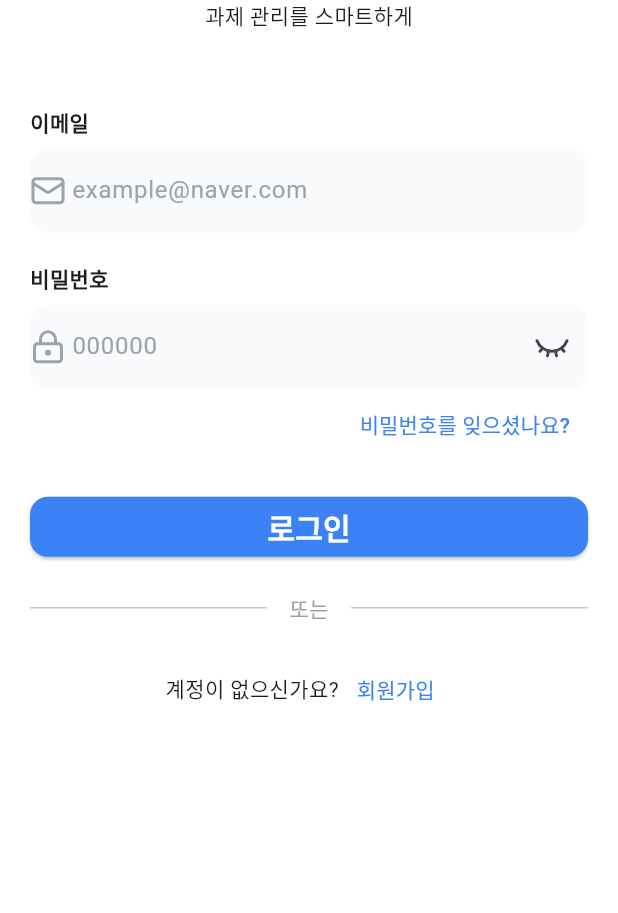
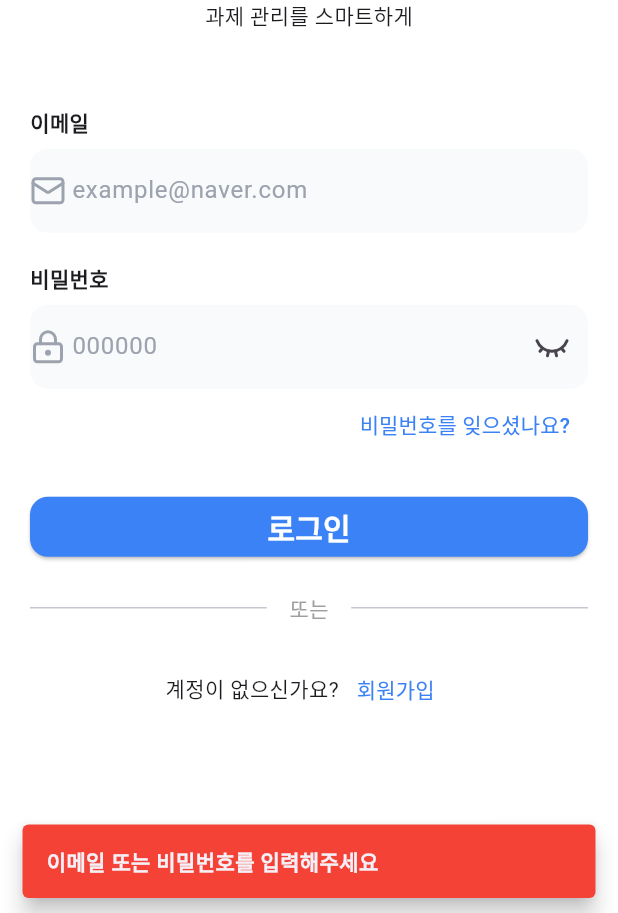
Before and after one commit to SoYoung1218/unitask, a Flutter app: the screen it shows after launch, after a tap on "로그인", on a phone screen of 412 x 824 dp, the part 323-1236 px from its top. Run offline on Flutter 3.47's test engine with Material 3 defaults, Android fonts, the phone set to English and light mode, and no system bars; our stand-ins replace go_router, lucide_icons_flutter.

Commit message:
0507
0507

```diff
--- a/lib/app/router/app_page.dart
+++ b/lib/app/router/app_page.dart
@@ -1,9 +1,12 @@
 import 'package:flutter/material.dart';
+import 'package:task_app/ui/pages/home/home_page.dart';
 import 'package:task_app/ui/pages/login/login_page.dart';
 import 'package:task_app/ui/pages/signup/signup_page.dart';
 
 enum AppPage {
-  login , signup,
+  login,
+  signup,
+  home,
   }
 
 extension AppPageExtension on AppPage {
@@ -12,5 +15,6 @@ extension AppPageExtension on AppPage {
   Widget get page => switch (this) {
     .login => const LoginPage(),
     .signup => const SignupPage(),
+    .home => HomePage(),
   };
 }
--- a/lib/app/router/app_router.dart
+++ b/lib/app/router/app_router.dart
@@ -1,7 +1,5 @@
 import 'package:go_router/go_router.dart';
 import 'package:task_app/app/router/app_page.dart';
-/* import 'package:flutter/material.dart';
-import 'package:task_app/ui/pages/login/login_page.dart'; */
 
 final appRouter = GoRouter(
   initialLocation: AppPage.login.path,
--- a/lib/app/theme/app_theme.dart
+++ b/lib/app/theme/app_theme.dart
@@ -12,6 +12,11 @@ class AppTheme {
     appBarTheme: AppBarTheme(
       backgroundColor: Colors.white,
       foregroundColor: Colors.black,
+      titleTextStyle: TextStyle(
+        fontWeight: .bold,
+        color: Colors.black,
+        fontSize: 24,
+      ),
     ),
     floatingActionButtonTheme: const FloatingActionButtonThemeData(
       foregroundColor: Colors.white,
@@ -46,11 +51,21 @@ class AppTheme {
     brightness: Brightness.dark,
     visualDensity: VisualDensity.adaptivePlatformDensity,
     scaffoldBackgroundColor: _darkBackground,
+    appBarTheme: const AppBarTheme(
+      backgroundColor: Color(0xFF111827),
+      foregroundColor: Colors.white,
+      titleTextStyle: TextStyle(
+        fontWeight: FontWeight.bold,
+        color: Colors.white,
+        fontSize: 24,
+      ), // TextStyle
+    ), // AppBarTheme
 
     // FloatingActionButton 설정
     floatingActionButtonTheme: const FloatingActionButtonThemeData(
       foregroundColor: Colors.white,
       backgroundColor: _primaryColor,
+
     ),
 
     // TextButton 설정
--- a/lib/main.dart
+++ b/lib/main.dart
@@ -18,7 +18,7 @@ class UniTaskApp extends StatelessWidget {
       theme: AppTheme.light,
       darkTheme: AppTheme.dark,
       routerConfig: appRouter,
+      /*debugShowCheckedModeBanner: false, 애뮬 상단 위 디버그 지우는 법*/
     );
   }
 }
-//aa
--- /dev/null
+++ b/lib/models/auth_data.dart
@@ -0,0 +1,92 @@
+// ignore_for_file: public_member_api_docs, sort_constructors_first
+import 'dart:convert';
+
+class AuthData {
+  final String name;
+  final String tokenType;
+  final String accessToken;
+  final String refreshToken;
+  final int expiresAt;
+  final int expiresIn;
+  AuthData({
+    required this.name,
+    required this.tokenType,
+    required this.accessToken,
+    required this.refreshToken,
+    required this.expiresAt,
+    required this.expiresIn,
+  });
+
+  AuthData copyWith({
+    String? name,
+    String? tokenType,
+    String? accessToken,
+    String? refreshToken,
+    int? expiresAt,
+    int? expiresIn,
+  }) {
+    return AuthData(
+      name: name ?? this.name,
+      tokenType: tokenType ?? this.tokenType,
+      accessToken: accessToken ?? this.accessToken,
+      refreshToken: refreshToken ?? this.refreshToken,
+      expiresAt: expiresAt ?? this.expiresAt,
+      expiresIn: expiresIn ?? this.expiresIn,
+    );
+  }
+
+  //스네이크 퍼싱으로 바꾸기 (tokenType -> token_type)
+  Map<String, dynamic> toMap() {
+    return <String, dynamic>{
+      'name': name,
+      'token_type': tokenType,
+      'access_token': accessToken,
+      'refresh_token': refreshToken,
+      'expires_at': expiresAt,
+      'expires_in': expiresIn,
+    };
+  }
+
+  factory AuthData.fromMap(Map<String, dynamic> map) {
+    return AuthData(
+      name: map['name'],
+      tokenType: map['token_type'],
+      accessToken: map['access_token'],
+      refreshToken: map['refresh_token'],
+      expiresAt: map['expires_at'],
+      expiresIn: map['expires_in'],
+    );
+  }
+
+  String toJson() => json.encode(toMap());
+
+  factory AuthData.fromJson(String source) => AuthData.fromMap(json.decode(source) as Map<String, dynamic>);
+
+  @override
+  String toString() {
+    return 'AuthData(name: $name, tokenType: $tokenType, accessToken: $accessToken, refreshToken: $refreshToken, expiresAt: $expiresAt, expiresIn: $expiresIn)';
+  }
+
+  @override
+  bool operator ==(covariant AuthData other) {
+    if (identical(this, other)) return true;
+
+    return
+      other.name == name &&
+      other.tokenType == tokenType &&
+      other.accessToken == accessToken &&
+      other.refreshToken == refreshToken &&
+      other.expiresAt == expiresAt &&
+      other.expiresIn == expiresIn;
+  }
+
+  @override
+  int get hashCode {
+    return name.hashCode ^
+      tokenType.hashCode ^
+      accessToken.hashCode ^
+      refreshToken.hashCode ^
+      expiresAt.hashCode ^
+      expiresIn.hashCode;
+  }
+}
--- a/lib/services/api_services.dart
+++ b/lib/services/api_services.dart
@@ -1,10 +1,12 @@
 import 'dart:convert';
 import 'package:flutter/foundation.dart';
 import 'package:http/http.dart' as http;
+import 'package:task_app/models/auth_data.dart';
 
 class ApiService {
   static final String _hostUrl = 'https://daelim.fleecy.dev/functions/v1';
   static final String _signupUrl = '$_hostUrl/students/signup';
+  static final String _loginUrl = '$_hostUrl/students/loginUrl';
 
   static bool _enableOnce = false;
 
@@ -24,6 +26,7 @@ class ApiService {
         'name' : name,
       }),
     );
+
     final statusCode = response.statusCode;
 
     _enableOnce = false;
@@ -37,4 +40,28 @@ class ApiService {
 
     return true;
   }
+
+  static Future<AuthData?> login({
+    required String email,
+    required String password,
+  }) async {
+    final response = await http.post(
+      Uri.parse(_loginUrl),
+      body: jsonEncode({
+        'email' : email,
+        'password' : password,
+      }),
+    );
+
+    final statusCode = response.statusCode;
+
+    if (statusCode != 200){
+      debugPrint('로그인 API 에러: ${response.body}');
+      return null;
+    }
+
+    debugPrint('로그인 API 성공');
+
+     return AuthData.fromJson(response.body);
+  }
 }
--- a/lib/ui/pages/login/login_page.dart
+++ b/lib/ui/pages/login/login_page.dart
@@ -2,10 +2,11 @@ import 'package:flutter/material.dart';
 import 'package:go_router/go_router.dart';
 import 'package:lucide_icons_flutter/lucide_icons.dart';
 import 'package:task_app/app/extensions/sized_box_extension.dart';
+import 'package:task_app/app/extensions/snackbar_extension.dart';
 import 'package:task_app/app/router/app_page.dart';
+import 'package:task_app/services/api_services.dart';
 import 'package:task_app/ui/common/label_text_field.dart';
 import 'package:task_app/ui/common/text_divider.dart';
-/* import 'package:task_app/app/extensions/snackbar_extension.dart'; */
 
 class LoginPage extends StatefulWidget {
   const LoginPage({super.key});
@@ -15,11 +16,55 @@ class LoginPage extends StatefulWidget {
 }
 
 class _LoginPageState extends State<LoginPage> {
+  final _emailController = TextEditingController();
+  final TextEditingController _pwController = .new();
+
+  @override
+  void dispose () {
+    _emailController.dispose();
+    _pwController.dispose();
+    super.dispose();
+  }
+
+  Future<void> _onLogin() async {
+    final email = _emailController.text.trim();
+    final password = _pwController.text.trim();
+
+    //이메일/비밀번호 값 검증
+    if (email.isEmpty || password.isEmpty){
+      return context.showSnackbar(
+        '이메일 또는 비밀번호를 입력해주세요',
+        isError: true,
+      );
+    }
+
+    final response = await ApiService.login (
+      email: email,
+      password: password,
+    );
+
+    // 로그인 실패 에러 스낵바
+    if (response == null ) {
+      if (mounted) {
+        context.showSnackbar(
+          '로그인을 실패했습니다',
+          isError: true,
+        );
+      }
+      return;
+    }
+
+    // TODO:로그인 성공 => 메인 화면 이동
+    if (mounted) {
+      context.goNamed(AppPage.home.name);
+    }
+  }
+
   @override
   Widget build(BuildContext context) {
     return Scaffold(
       body: Padding(
-        padding: .all(20),
+        padding: const .all(20),
         child: Center(
           child: SingleChildScrollView(
             child: Column(
@@ -34,9 +79,12 @@ class _LoginPageState extends State<LoginPage> {
                 ),
               ),
               Text('과제 관리를 스마트하게'),
+
               50.heightBox,
 
+              //이메일
               LabelTextField(
+                controller: _emailController,
                 label: '이메일',
                 hintText: 'example@naver.com',
                 icon: LucideIcons.mail,
@@ -44,7 +92,10 @@ class _LoginPageState extends State<LoginPage> {
 
               20.heightBox,
 
-              LabelTextField(label: '비밀번호',
+              //비밀번호
+              LabelTextField(
+              controller: _pwController,
+              label: '비밀번호',
               hintText: '000000',
               icon: LucideIcons.lockKeyhole,
               enableObscure: true,
@@ -59,17 +110,20 @@ class _LoginPageState extends State<LoginPage> {
                   ),
               ),
 
-                  20.heightBox,
+              20.heightBox,
 
 
               //로그인 버튼
               SizedBox(
                 width: .infinity,
                 child: ElevatedButton(
-                  onPressed: () {},
-                  child: Text(
+                  onPressed: _onLogin,
+                  child: const Text(
                     '로그인',
-                    style: TextStyle(fontWeight: .bold, fontSize: 20),
+                    style: TextStyle(
+                      fontWeight: .bold,
+                      fontSize: 20
+                      ),
                   ),
                 ),
               ),
```
Also changed, not shown: lib/ui/pages/home/home_page.dart (added, +28 -0 lines), 1 other file. Lines whose indentation alone changed are shown as unchanged.
